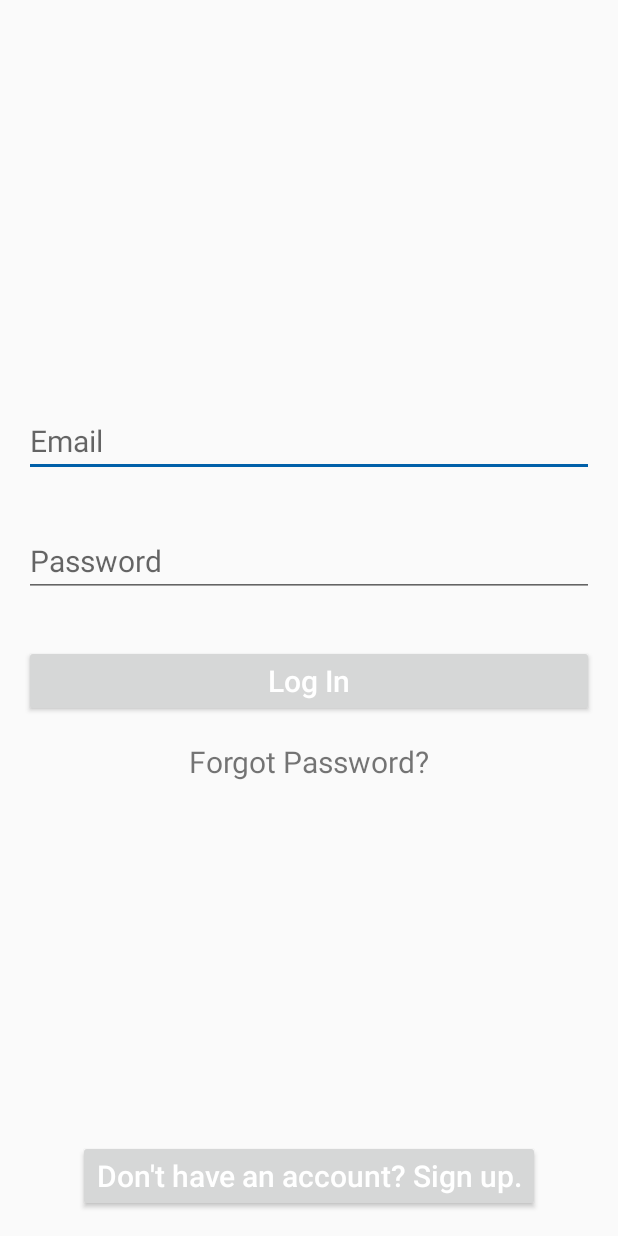
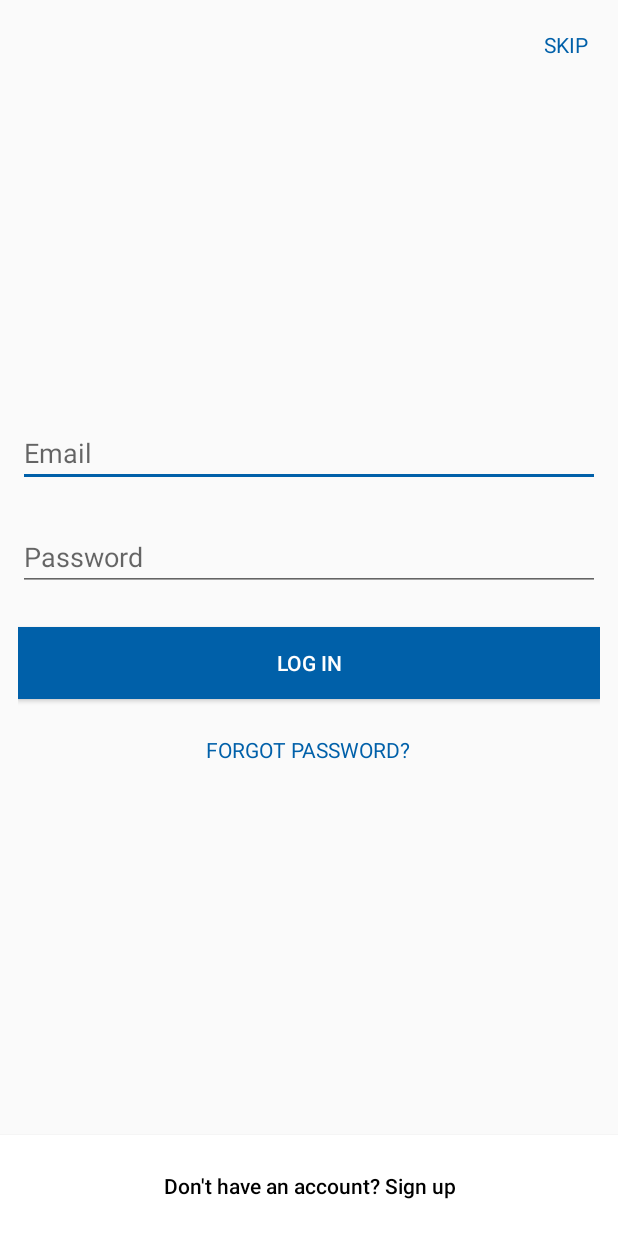
Before and after one commit to kbirudoju/1800-PetMeds-Android, an Android app: the screen it shows after launch (LoginActivity), on a phone screen of 412 x 824 dp. Run offline under Robolectric (Android 15) with nearby library versions, the light colour scheme and no system bars; our stand-ins replace ButterKnife, Dagger/Hilt's generated code, Timber; libraries missing offline, so code that uses them is left out: com.franmontiel.persistentcookiejar, retrofit2.adapter.rxjava, rx.android.schedulers, rx.functions, rx.schedulers; 7 statements that could not run were skipped.

Commit message:
PET-370: login flow
Change-Id: If83205f2bb9f1991dc4d8565126307446703a31d

```diff
--- a/app/src/main/java/com/petmeds1800/api/PetMedsApiService.java
+++ b/app/src/main/java/com/petmeds1800/api/PetMedsApiService.java
@@ -1,7 +1,12 @@
 package com.petmeds1800.api;
 
+import com.petmeds1800.model.entities.LoginRequest;
+import com.petmeds1800.model.entities.SessionConfNumberResponse;
+
+import retrofit2.http.Body;
 import retrofit2.http.GET;
 import retrofit2.http.Headers;
+import retrofit2.http.POST;
 import rx.Observable;
 
 /**
@@ -11,6 +16,9 @@ public interface PetMedsApiService {
 
     @Headers({"Request-Credential: pmdevrestapi"})
     @GET("/rest/model/atg/rest/SessionConfirmationActor/getSessionConfirmationNumber")
-    Observable<String> getSessionConfirmationNumber();
+    Observable<SessionConfNumberResponse> getSessionConfirmationNumber();
 
+    @Headers({"Content-Type: application/json", "Request-Credential: pmdevrestapi"})
+    @POST("/rest/model/atg/userprofiling/ProfileActor/login")
+    Observable<String> login(@Body LoginRequest loginRequest);
 }
--- a/app/src/main/java/com/petmeds1800/dagger/module/RestModule.java
+++ b/app/src/main/java/com/petmeds1800/dagger/module/RestModule.java
@@ -1,19 +1,25 @@
 package com.petmeds1800.dagger.module;
 
+import com.franmontiel.persistentcookiejar.PersistentCookieJar;
+import com.franmontiel.persistentcookiejar.cache.SetCookieCache;
+import com.franmontiel.persistentcookiejar.persistence.SharedPrefsCookiePersistor;
 import com.petmeds1800.BuildConfig;
 import com.petmeds1800.R;
 import com.petmeds1800.api.PetMedsApiService;
 
 import android.app.Application;
+import android.content.Context;
 
 import javax.inject.Singleton;
 
 import dagger.Module;
 import dagger.Provides;
+import okhttp3.CookieJar;
 import okhttp3.OkHttpClient;
 import okhttp3.logging.HttpLoggingInterceptor;
 import retrofit2.Retrofit;
 import retrofit2.adapter.rxjava.RxJavaCallAdapterFactory;
+import retrofit2.converter.gson.GsonConverterFactory;
 import retrofit2.converter.scalars.ScalarsConverterFactory;
 
 @Module
@@ -21,29 +27,37 @@ public class RestModule {
 
     private final String mEndpoint;
 
+    private static Context mContext;
+
     public RestModule(final Application app) {
         mEndpoint = app.getString(R.string.server_endpoint);
+        mContext = app;
     }
 
-    @Provides @Singleton
+    @Provides
+    @Singleton
     public OkHttpClient provideOkHttpClient() {
         OkHttpClient.Builder builder = new OkHttpClient.Builder();
+
+        CookieJar cookieJar = new PersistentCookieJar(new SetCookieCache(), new SharedPrefsCookiePersistor(mContext));
 
         if (BuildConfig.DEBUG) {
             HttpLoggingInterceptor interceptor = new HttpLoggingInterceptor();
             interceptor.setLevel(HttpLoggingInterceptor.Level.BODY);
             builder.addNetworkInterceptor(interceptor);
+
         }
-
-        return builder.build();
+        return builder.cookieJar(cookieJar).build();
     }
 
-    @Provides @Singleton
+    @Provides
+    @Singleton
     public Retrofit provideRetrofit(final OkHttpClient client) {
         final Retrofit.Builder builder = new Retrofit.Builder()
                 .client(client)
                 .addCallAdapterFactory(RxJavaCallAdapterFactory.create())
                 .addConverterFactory(ScalarsConverterFactory.create())
+                .addConverterFactory(GsonConverterFactory.create())
                 .baseUrl(mEndpoint);
 
         return builder.build();
--- a/app/src/main/java/com/petmeds1800/ui/fragments/LoginFragment.java
+++ b/app/src/main/java/com/petmeds1800/ui/fragments/LoginFragment.java
@@ -3,6 +3,8 @@ package com.petmeds1800.ui.fragments;
 import com.petmeds1800.PetMedsApplication;
 import com.petmeds1800.R;
 import com.petmeds1800.api.PetMedsApiService;
+import com.petmeds1800.model.entities.LoginRequest;
+import com.petmeds1800.model.entities.SessionConfNumberResponse;
 import com.petmeds1800.mvp.LoginTask.LoginContract;
 
 import android.os.Bundle;
@@ -11,13 +13,16 @@ import android.util.Log;
 import android.view.LayoutInflater;
 import android.view.View;
 import android.view.ViewGroup;
+import android.widget.Toast;
 
 import javax.inject.Inject;
 
 import butterknife.ButterKnife;
 import butterknife.OnClick;
+import rx.Observable;
 import rx.Subscriber;
 import rx.android.schedulers.AndroidSchedulers;
+import rx.functions.Func1;
 import rx.schedulers.Schedulers;
 
 //import static com.google.common.base.Preconditions.checkNotNull;
@@ -98,8 +103,20 @@ public class LoginFragment extends AbstractFragment implements LoginContract.Vie
 
         if (mPresenter.validateCredentials("", "")) {
 
-            mApiService.getSessionConfirmationNumber().subscribeOn(Schedulers.io())
-                    .observeOn(AndroidSchedulers.mainThread()).subscribe(new Subscriber<String>() {
+            mApiService.getSessionConfirmationNumber()
+                    .subscribeOn(Schedulers.io())
+                    .flatMap(new Func1<SessionConfNumberResponse, Observable<String>>() {
+                        @Override
+                        public Observable<String> call(SessionConfNumberResponse sessionConfNumberResponse) {
+                            Log.v("sessionToken", sessionConfNumberResponse.getSessionConfirmationNumber());
+                            return mApiService
+                                    .login(new LoginRequest("ldolan@dminc.com", "DMIKPath2016",
+                                            sessionConfNumberResponse.getSessionConfirmationNumber()))
+                                    .observeOn(AndroidSchedulers.mainThread())
+                                    .subscribeOn(Schedulers.io());
+                        }
+                    })
+                    .subscribe(new Subscriber<String>() {
                         @Override
                         public void onCompleted() {
 
@@ -112,10 +129,18 @@ public class LoginFragment extends AbstractFragment implements LoginContract.Vie
 
                         @Override
                         public void onNext(String s) {
-                    Log.v("SessionConfNum", s);
+
+                            Log.v("login response", s);
+                            Toast.makeText(getActivity(), "login response" +
+                                    s, Toast.LENGTH_SHORT).show();
                         }
                     });
+
         }
     }
 
+    @OnClick(R.id.sign_up_button)
+    public void signUp() {
     }
+
+}
--- a/app/src/main/res/layout/fragment_login.xml
+++ b/app/src/main/res/layout/fragment_login.xml
@@ -3,6 +3,14 @@
         xmlns:android="http://schemas.android.com/apk/res/android"
         android:layout_width="match_parent"
         android:layout_height="match_parent">
+
+    <TextView
+            android:layout_width="wrap_content"
+            android:layout_height="wrap_content"
+            android:text="@string/label.skip"
+            android:layout_alignParentRight="true"
+            android:textColor="@color/petmeds_blue"
+            android:layout_margin="@dimen/xxlarge_margin"/>
 
     <ImageView android:layout_width="wrap_content"
                android:layout_height="wrap_content"
@@ -13,43 +21,48 @@
 
     <LinearLayout android:orientation="vertical"
                   android:layout_width="match_parent"
-                  android:layout_height="match_parent"
+                  android:layout_height="wrap_content"
                   android:layout_above="@+id/sign_up_button"
                   android:layout_below="@+id/petmeds_brand_logo_image"
+                  android:padding="@dimen/large_margin"
                   android:gravity="center">
 
         <EditText android:layout_width="match_parent"
                   android:layout_height="wrap_content"
                   android:id="@+id/email_text"
-                  android:layout_margin="@dimen/xlarge_margin"
                   android:hint="@string/label.email"/>
 
         <EditText android:layout_width="match_parent"
                   android:layout_height="wrap_content"
+                  android:layout_marginTop="@dimen/xxxlarge_margin"
                   android:id="@+id/password_text"
-                  android:layout_margin="@dimen/xlarge_margin"
                   android:hint="@string/label.password"/>
 
         <Button android:layout_width="match_parent"
                 android:layout_height="wrap_content"
+                android:layout_marginTop="@dimen/xxxlarge_margin"
                 android:id="@+id/log_in_button"
-                android:layout_margin="@dimen/xlarge_margin"
+                android:gravity="center"
                 android:text="@string/label.login"
-                android:textAllCaps="false"/>
+                android:textColor="@color/white"
+                android:background="@color/petmeds_blue"/>
 
         <TextView android:layout_width="wrap_content"
                   android:layout_height="wrap_content"
-                  android:text="@string/label.forgot_password"/>
+                  android:text="@string/label.forgot_password"
+                  android:textColor="@color/petmeds_blue"
+                  android:layout_marginTop="@dimen/xxxlarge_margin"/>
 
     </LinearLayout>
 
-    <Button android:layout_width="wrap_content"
+    <Button android:layout_width="match_parent"
             android:layout_height="wrap_content"
             android:id="@+id/sign_up_button"
-            android:layout_margin="@dimen/xlarge_margin"
             android:layout_alignParentBottom="true"
-            android:layout_centerHorizontal="true"
             android:text="@string/label.no_account_sign_up"
-            android:textAllCaps="false"/>
+            android:textColor="@color/black"
+            android:padding="@dimen/xxxlarge_margin"
+            android:textAllCaps="false"
+            android:background="@color/white"/>
 
 </RelativeLayout>
--- a/app/src/main/res/values/colors.xml
+++ b/app/src/main/res/values/colors.xml
@@ -4,6 +4,7 @@
     <color name="background.light">#DDD</color>
     <color name="background.dull">#4F4B48</color>
     <color name="color.accent">#fb4e23</color>
+
     <color name="petmeds_blue">#0060A9</color>
     <color name="pet_meds_blue_selected">#014273</color>
     <color name="crimson_red">#E31837</color>
@@ -19,7 +20,4 @@
     <color name="light_turbo_yellow">#1af8be15</color>
     <color name="light_medium_green">#2639b549</color>
 
-
-
-
 </resources>
--- a/app/src/main/res/values/dimens.xml
+++ b/app/src/main/res/values/dimens.xml
@@ -16,7 +16,6 @@
     <dimen name="dp_13">13dp</dimen>
     <dimen name="dp_56">56dp</dimen>
 
-    <dimen name="small_padding">4dp</dimen>
     <dimen name="xsmall_margin">2dp</dimen>
     <dimen name="small_margin">4dp</dimen>
     <dimen name="medium_margin">8dp</dimen>
--- a/app/src/main/res/values/strings.xml
+++ b/app/src/main/res/values/strings.xml
@@ -70,9 +70,10 @@
 
     <string name="label.email">Email</string>
     <string name="label.password">Password</string>
+    <string name="label.skip">"SKIP"</string>
     <string name="label.login">Log In</string>
-    <string name="label.forgot_password">Forgot Password?</string>
-    <string name="label.no_account_sign_up">Don\'t have an account? Sign up.</string>
+    <string name="label.forgot_password">FORGOT PASSWORD?</string>
+    <string name="label.no_account_sign_up">Don\'t have an account? Sign up</string>
 
     <!-- Strings related to account settings screen -->
     <string name="title_activity_account_settings">Account settings</string>
--- a/app/src/main/res/values/styles.xml
+++ b/app/src/main/res/values/styles.xml
@@ -13,8 +13,7 @@
         <!-- colorAccent is used as the default value for colorControlActivated,
              which is used to tint widgets -->
         <item name="colorAccent">@color/petmeds_blue</item>
-        <!--Title text size-->
-        <item name="android:textSize">@dimen/sp_20</item>
+
         <!-- Title Text Color -->
         <item name="android:textColorPrimary">@color/white</item>
     </style>
--- a/build.gradle
+++ b/build.gradle
@@ -17,6 +17,7 @@ allprojects {
     repositories {
         mavenLocal()
         maven { url 'https://nexus.dminc-gtc.com/nexus/content/groups/public/' }
+        maven { url 'https://jitpack.io' }
         jcenter()
         mavenCentral()
     }
```
Also changed, not shown: app/build.gradle (+9 -4 lines), app/src/main/java/com/petmeds1800/model/entities/LoginRequest.java (added, +68 -0 lines), app/src/main/java/com/petmeds1800/model/entities/SessionConfNumberResponse.java (added, +21 -0 lines). Lines whose indentation alone changed are shown as unchanged.
